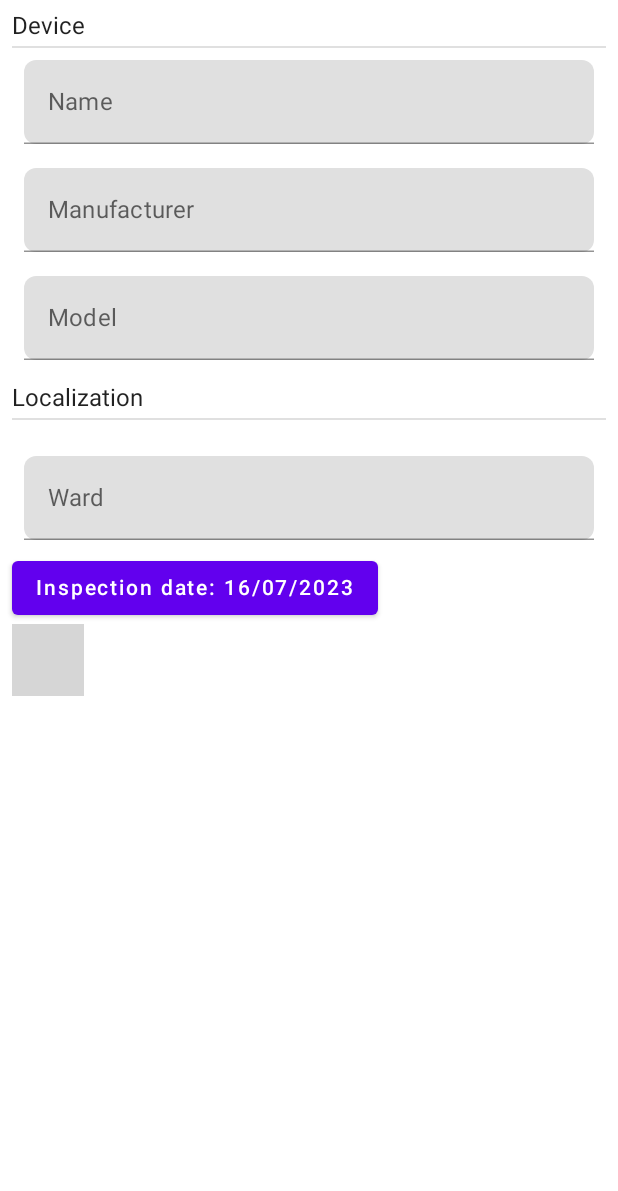
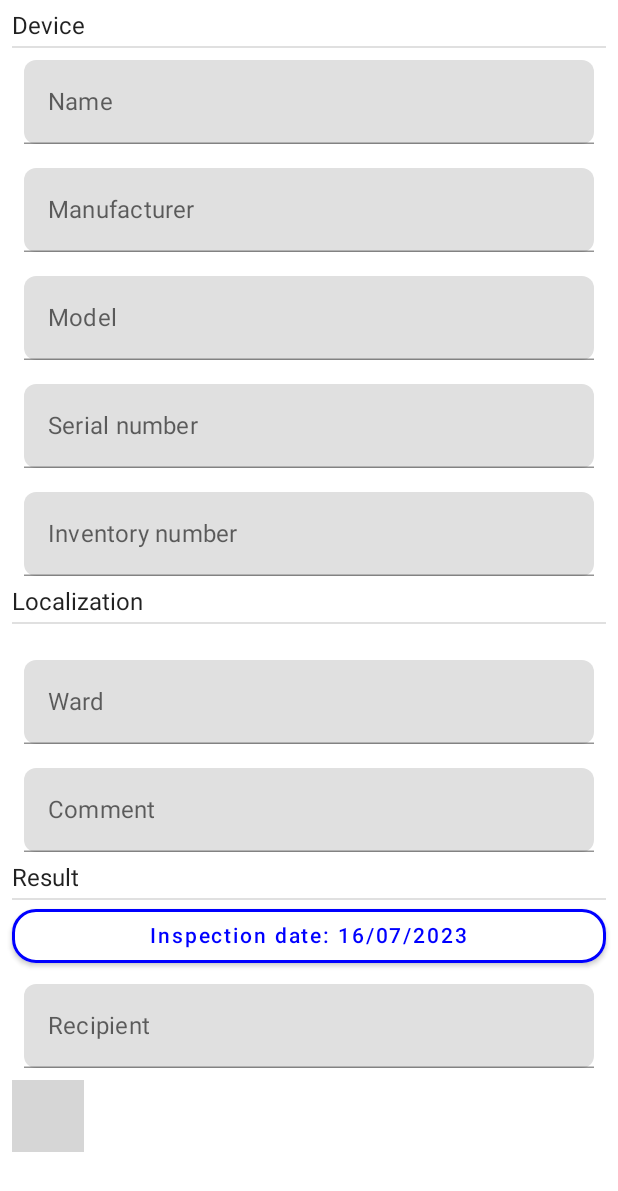
Before and after one commit to adrpien/ServiceManager, an Android app built with Jetpack Compose: the composable InspectionDetailsScreen called with empty values, on a phone screen of 412 x 824 dp. Shown: the top 1191 px of the screen. Run offline under Robolectric (Android 15) with nearby library versions, the phone set to English and light mode, and no system bars; our stand-ins replace Dagger/Hilt's generated code, Firebase (no records; nobody signed in at launch, a user with empty details on screens opened directly); libraries missing offline, so code that uses them is left out: com.vanpra.composematerialdialogs; 3 statements that could not run were skipped; grey boxes are pictures that could not be loaded.

Commit message:
- InspectionDetailsScreen.kt in progress, some new TextFields

```diff
--- a/app/src/main/java/com/example/servicemanager/feature_inspections/data/local/entities/InspectionEntity.kt
+++ b/app/src/main/java/com/example/servicemanager/feature_inspections/data/local/entities/InspectionEntity.kt
@@ -40,8 +40,8 @@ data class InspectionEntity(
             deviceName = deviceName,
             deviceManufacturer = deviceManufacturer,
             deviceModel = deviceModel,
-            deviceSN = deviceSN,
-            deviceIN = deviceIN
+            deviceSn = deviceSN,
+            deviceIn = deviceIN
         )
     }
 }
--- a/app/src/main/java/com/example/servicemanager/feature_inspections/domain/model/Inspection.kt
+++ b/app/src/main/java/com/example/servicemanager/feature_inspections/domain/model/Inspection.kt
@@ -18,8 +18,8 @@ data class Inspection(
     var deviceName: String = "",
     var deviceManufacturer: String = "",
     var deviceModel: String = "",
-    var deviceSN: String = "",
-    var deviceIN: String = "",
+    var deviceSn: String = "",
+    var deviceIn: String = "",
     ) {
 
     fun toInspectionEntity(): InspectionEntity {
@@ -37,8 +37,8 @@ data class Inspection(
             deviceName = deviceName,
             deviceManufacturer = deviceManufacturer,
             deviceModel = deviceModel,
-            deviceSN = deviceSN,
-            deviceIN = deviceIN
+            deviceSN = deviceSn,
+            deviceIN = deviceIn
         )
     }
 
@@ -57,8 +57,8 @@ data class Inspection(
             deviceName = deviceName,
             deviceManufacturer = deviceManufacturer,
             deviceModel = deviceModel,
-            deviceSN = deviceSN,
-            deviceIN = deviceIN
+            deviceSN = deviceSn,
+            deviceIN = deviceIn
         )
     }
 }
--- a/app/src/main/java/com/example/servicemanager/feature_inspections/presentation/inspection_details/InspectionDetailsViewModel.kt
+++ b/app/src/main/java/com/example/servicemanager/feature_inspections/presentation/inspection_details/InspectionDetailsViewModel.kt
@@ -67,7 +67,7 @@ class InspectionDetailsViewModel @Inject constructor(
 
     private fun fetchInspection() {
             currentInspectionId = savedStateHandle.get<String?>("inspectionId")
-        viewModelScope.launch(Dispatchers.IO) {
+        viewModelScope.launch(Dispatchers.Main) {
             inspectionUseCases
                 .getInspection(inspectionId = currentInspectionId ?: "0")
                 .collect { result ->
@@ -77,7 +77,7 @@ class InspectionDetailsViewModel @Inject constructor(
                                 _inspectionDetailsState.value = _inspectionDetailsState.value.copy(
                                     inspection = inspection
                                 )
-                                _eventFlow.emit(UiEvent.UpdateInspection(inspection))
+                                _eventFlow.emit(UiEvent.UpdateTextFields(inspection))
                             }
                         }
                         ResourceState.LOADING -> Unit
@@ -197,6 +197,6 @@ class InspectionDetailsViewModel @Inject constructor(
     sealed class UiEvent {
         data class ShowSnackBar(val messege: String): UiEvent()
 
-        data class UpdateInspection(val text: Inspection): UiEvent()
+        data class UpdateTextFields(val text: Inspection): UiEvent()
     }
 }
--- a/app/src/main/java/com/example/servicemanager/feature_inspections/presentation/inspection_details/components/InspectionDetailsScreen.kt
+++ b/app/src/main/java/com/example/servicemanager/feature_inspections/presentation/inspection_details/components/InspectionDetailsScreen.kt
@@ -1,8 +1,12 @@
 package com.example.servicemanager.feature_inspections.presentation.inspection_details.components
 
-import android.widget.Toast
+import androidx.compose.foundation.BorderStroke
 import androidx.compose.foundation.layout.*
+import androidx.compose.foundation.rememberScrollState
+import androidx.compose.foundation.shape.RoundedCornerShape
+import androidx.compose.foundation.verticalScroll
 import androidx.compose.material.Button
+import androidx.compose.material.ButtonDefaults
 import androidx.compose.material.Divider
 import androidx.compose.material.Text
 import androidx.compose.runtime.*
@@ -18,8 +22,6 @@ import com.example.servicemanager.feature_inspections.presentation.inspection_de
 import com.example.servicemanager.feature_inspections.presentation.inspection_details.InspectionDetailsViewModel
 import com.example.servicemanager.feature_inspections.presentation.inspection_details.InspectionDetailsViewModel.*
 import com.vanpra.composematerialdialogs.MaterialDialog
-import com.vanpra.composematerialdialogs.datetime.date.DatePickerColors
-import com.vanpra.composematerialdialogs.datetime.date.DatePickerDefaults
 import com.vanpra.composematerialdialogs.datetime.date.datepicker
 import com.vanpra.composematerialdialogs.rememberMaterialDialogState
 import java.time.Instant
@@ -54,6 +56,8 @@ fun InspectionDetailsScreen(
 
     val dateDialogState = rememberMaterialDialogState()
 
+    val scrollState = rememberScrollState()
+
     val deviceName = remember {
         mutableStateOf(
             DefaultTextFieldState(
@@ -78,11 +82,43 @@ fun InspectionDetailsScreen(
             )
         )
     }
+    val deviceSn = remember {
+        mutableStateOf(
+            DefaultTextFieldState(
+                hint = "Serial number",
+                text =  inspectionDetailsState.value.inspection.deviceSn
+            )
+        )
+    }
+    val deviceIn = remember {
+        mutableStateOf(
+            DefaultTextFieldState(
+                hint = "Inventory number",
+                text =  inspectionDetailsState.value.inspection.deviceIn
+            )
+        )
+    }
     val ward = remember {
         mutableStateOf(
             DefaultTextFieldState(
                 hint = "Ward",
                 text =  inspectionDetailsState.value.inspection.ward
+            )
+        )
+    }
+    val comment = remember {
+        mutableStateOf(
+            DefaultTextFieldState(
+                hint = "Comment",
+                text =  inspectionDetailsState.value.inspection.comment
+            )
+        )
+    }
+    val recipient = remember {
+        mutableStateOf(
+            DefaultTextFieldState(
+                hint = "Recipient",
+                text =  inspectionDetailsState.value.inspection.recipient
             )
         )
     }
@@ -92,7 +128,7 @@ fun InspectionDetailsScreen(
     LaunchedEffect(key1 = true) {
         viewModel.eventFlow.collect { event ->
             when(event) {
-                is UiEvent.UpdateInspection -> {
+                is UiEvent.UpdateTextFields -> {
                     deviceName.value = deviceName.value.copy(
                         text = event.text.deviceName
                     )
@@ -104,6 +140,18 @@ fun InspectionDetailsScreen(
                     )
                     ward.value = ward.value.copy(
                         text = event.text.ward
+                    )
+                    comment.value = comment.value.copy(
+                        text = event.text.comment
+                    )
+                    deviceSn.value = deviceSn.value.copy(
+                            text = event.text.deviceSn
+                            )
+                    deviceIn.value = deviceIn.value.copy(
+                            text = event.text.deviceIn
+                            )
+                    recipient.value = deviceIn.value.copy(
+                        text = event.text.deviceIn
                     )
                 }
                 is UiEvent.ShowSnackBar -> {
@@ -117,9 +165,12 @@ fun InspectionDetailsScreen(
         modifier = modifier
             .fillMaxSize()
     ){
-        Column(modifier = Modifier
-            .fillMaxSize()
-            .padding(8.dp)) {
+
+        Column(
+            modifier = Modifier
+                .fillMaxSize()
+                .padding(8.dp)
+                .verticalScroll(scrollState)) {
             Text(
                 text = "Device",
             )
@@ -143,7 +194,18 @@ fun InspectionDetailsScreen(
                     viewModel.onEvent(InspectionDetailsEvent.UpdateState(inspectionDetailsState.value.inspection.copy(deviceModel = it)))
                 },
                 state = deviceModel)
-            Spacer(modifier = Modifier.height(8.dp))
+            DefaultTextField(
+                onValueChanged =  {
+                    deviceSn.value= deviceSn.value.copy(text = it)
+                    viewModel.onEvent(InspectionDetailsEvent.UpdateState(inspectionDetailsState.value.inspection.copy(deviceSn = it)))
+                },
+                state = deviceSn)
+            DefaultTextField(
+                onValueChanged =  {
+                    deviceIn.value= deviceIn.value.copy(text = it)
+                    viewModel.onEvent(InspectionDetailsEvent.UpdateState(inspectionDetailsState.value.inspection.copy(deviceIn = it)))
+                },
+                state = deviceIn)
             Text(
                 text = "Localization",
             )
@@ -168,14 +230,37 @@ fun InspectionDetailsScreen(
                     viewModel.onEvent(InspectionDetailsEvent.UpdateState(inspectionDetailsState.value.inspection.copy(ward = it)))
                 },
                 state = ward)
-            //DefaultDateButton()
+            DefaultTextField(
+                onValueChanged =  {
+                    comment.value= comment.value.copy(text = it)
+                    viewModel.onEvent(InspectionDetailsEvent.UpdateState(inspectionDetailsState.value.inspection.copy(comment = it)))
+                },
+                state = comment)
+            Text(
+                text = "Result",
+            )
+            Spacer(modifier = Modifier.height(4.dp))
+            Divider()
             Button(
-                onClick = { dateDialogState.show() }
+                modifier = Modifier.fillMaxWidth(),
+                onClick = { dateDialogState.show()},
+                shape = RoundedCornerShape(16.dp),
+                colors = ButtonDefaults.buttonColors(
+                    backgroundColor = Color.White,
+                    contentColor = Color.Blue
+                ),
+                border = BorderStroke(2.dp, Color.Blue)
             ) {
                 Text(
                     text = "Inspection date: " + formattedInspectionDate.value.toString()
                 )
             }
+            DefaultTextField(
+                onValueChanged =  {
+                    recipient.value= recipient.value.copy(text = it)
+                    viewModel.onEvent(InspectionDetailsEvent.UpdateState(inspectionDetailsState.value.inspection.copy(recipient = it)))
+                },
+                state = recipient)
             MaterialDialog(
                 dialogState = dateDialogState,
                 properties = DialogProperties(
--- a/app/src/main/java/com/example/servicemanager/feature_inspections/presentation/inspection_list/components/InspectionListItem.kt
+++ b/app/src/main/java/com/example/servicemanager/feature_inspections/presentation/inspection_list/components/InspectionListItem.kt
@@ -74,7 +74,7 @@ fun InspectionListItem(
                 horizontalArrangement = Arrangement.Start
             ) {
                 Text(
-                    text = "SN: " + inspection.deviceSN,
+                    text = "SN: " + inspection.deviceSn,
                     fontSize = 16.sp,
                     overflow = TextOverflow.Ellipsis,
                     maxLines = 1,
@@ -85,7 +85,7 @@ fun InspectionListItem(
 
                 )
                 Text(
-                    text = "IN: " + inspection.deviceIN,
+                    text = "IN: " + inspection.deviceIn,
                     fontSize = 16.sp,
                     overflow = TextOverflow.Ellipsis,
                     maxLines = 1,
```
Also changed, not shown: app/src/main/java/com/example/servicemanager/feature_inspections/data/remote/InspectionFirebaseApi.kt (+4 -4 lines), app/src/main/java/com/example/servicemanager/feature_inspections/presentation/inspection_list/components/HospitalSortRadioButton.kt (+20 -14 lines), app/src/main/java/com/example/servicemanager/feature_inspections/presentation/inspection_list/components/OrderMonotonicityButton.kt (+7 -1 lines), app/src/main/java/com/example/servicemanager/feature_inspections/presentation/inspection_list/components/SortSection.kt (+5 -4 lines).
